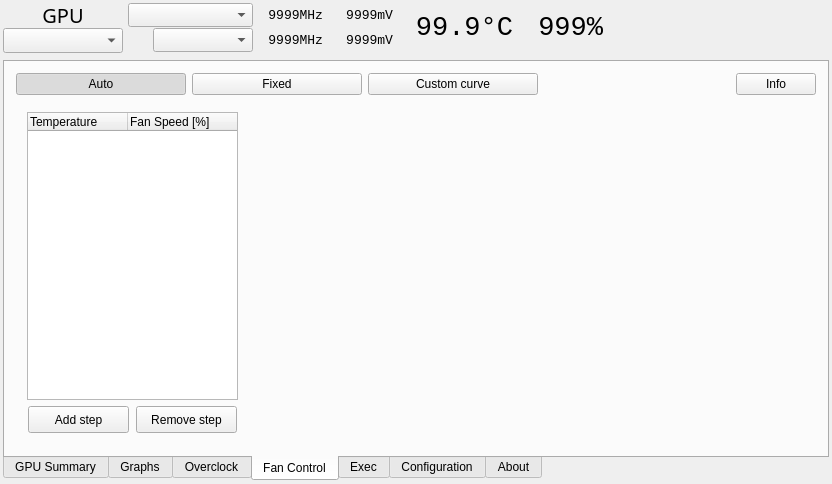
Before: the Qt Designer form radeon-profile/radeon_profile.ui in marazmista/radeon-profile, drawn with Qt 5.
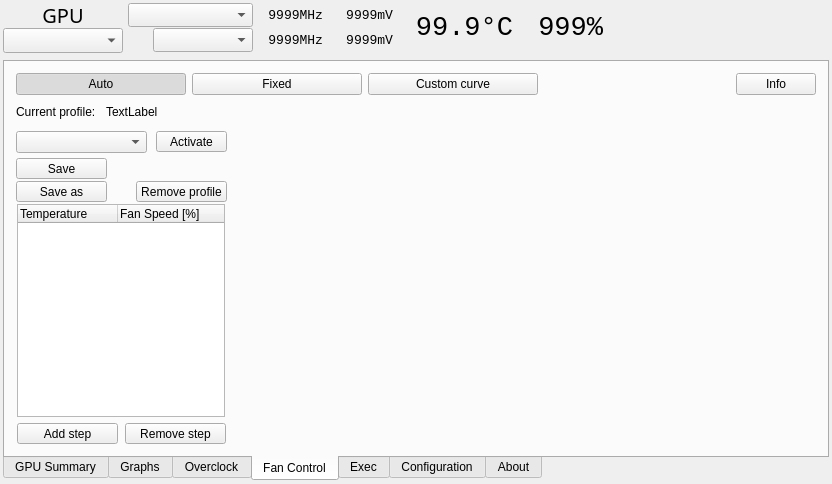
After: the same form once the commit is applied. The open tabs and pages were chosen to show the change. Icons and pictures are not drawn. Custom widgets are drawn as their Qt base class.

Commit message: added support for multiple fan curve profiles

The edit to the form file:
```diff
--- a/radeon-profile/radeon_profile.ui
+++ b/radeon-profile/radeon_profile.ui
@@ -160,9 +160,9 @@
       <widget class="QLabel" name="l_fanSpeed">
        <property name="geometry">
         <rect>
-         <x>530</x>
+         <x>529</x>
          <y>0</y>
-         <width>70</width>
+         <width>71</width>
          <height>50</height>
         </rect>
        </property>
@@ -1418,6 +1418,12 @@
         </item>
         <item>
          <widget class="QStackedWidget" name="fanModesTabs">
+          <property name="sizePolicy">
+           <sizepolicy hsizetype="Preferred" vsizetype="Preferred">
+            <horstretch>0</horstretch>
+            <verstretch>0</verstretch>
+           </sizepolicy>
+          </property>
           <property name="currentIndex">
            <number>0</number>
           </property>
@@ -1505,17 +1511,199 @@
            </widget>
           </widget>
           <widget class="QWidget" name="page_profile">
-           <layout class="QHBoxLayout" name="horizontalLayout_10">
-            <item>
-             <layout class="QVBoxLayout" name="verticalLayout_15">
-              <property name="sizeConstraint">
-               <enum>QLayout::SetDefaultConstraint</enum>
+           <layout class="QGridLayout" name="gridLayout_13">
+            <property name="leftMargin">
+             <number>0</number>
+            </property>
+            <property name="topMargin">
+             <number>0</number>
+            </property>
+            <property name="rightMargin">
+             <number>0</number>
+            </property>
+            <property name="bottomMargin">
+             <number>0</number>
+            </property>
+            <property name="spacing">
+             <number>2</number>
+            </property>
+            <item row="0" column="0">
+             <widget class="QWidget" name="widget_3" native="true">
+              <property name="minimumSize">
+               <size>
+                <width>211</width>
+                <height>101</height>
+               </size>
               </property>
-              <item>
+              <property name="maximumSize">
+               <size>
+                <width>211</width>
+                <height>101</height>
+               </size>
+              </property>
+              <widget class="QComboBox" name="combo_fanProfiles">
+               <property name="geometry">
+                <rect>
+                 <x>0</x>
+                 <y>30</y>
+                 <width>131</width>
+                 <height>22</height>
+                </rect>
+               </property>
+              </widget>
+              <widget class="QPushButton" name="btn_activateFanProfile">
+               <property name="geometry">
+                <rect>
+                 <x>140</x>
+                 <y>30</y>
+                 <width>71</width>
+                 <height>21</height>
+                </rect>
+               </property>
+               <property name="text">
+                <string>Activate</string>
+               </property>
+              </widget>
+              <widget class="QLabel" name="label_14">
+               <property name="geometry">
+                <rect>
+                 <x>0</x>
+                 <y>0</y>
+                 <width>91</width>
+                 <height>21</height>
+                </rect>
+               </property>
+               <property name="text">
+                <string>Current profile:</string>
+               </property>
+              </widget>
+              <widget class="QLabel" name="l_currentFanProfile">
+               <property name="geometry">
+                <rect>
+                 <x>90</x>
+                 <y>0</y>
+                 <width>111</width>
+                 <height>21</height>
+                </rect>
+               </property>
+               <property name="text">
+                <string>TextLabel</string>
+               </property>
+              </widget>
+              <widget class="QPushButton" name="btn_saveFanProfile">
+               <property name="geometry">
+                <rect>
+                 <x>0</x>
+                 <y>57</y>
+                 <width>91</width>
+                 <height>21</height>
+                </rect>
+               </property>
+               <property name="text">
+                <string>Save</string>
+               </property>
+              </widget>
+              <widget class="QPushButton" name="btn_saveAsFanProfile">
+               <property name="geometry">
+                <rect>
+                 <x>0</x>
+                 <y>80</y>
+                 <width>91</width>
+                 <height>21</height>
+                </rect>
+               </property>
+               <property name="text">
+                <string>Save as</string>
+               </property>
+              </widget>
+              <widget class="QPushButton" name="btn_removeFanProfile">
+               <property name="geometry">
+                <rect>
+                 <x>120</x>
+                 <y>80</y>
+                 <width>91</width>
+                 <height>21</height>
+                </rect>
+               </property>
+               <property name="text">
+                <string>Remove profile</string>
+               </property>
+              </widget>
+             </widget>
+            </item>
+            <item row="0" column="1" rowspan="2">
+             <widget class="QCustomPlot" name="plotFanProfile" native="true">
+              <property name="sizePolicy">
+               <sizepolicy hsizetype="Preferred" vsizetype="Preferred">
+                <horstretch>0</horstretch>
+                <verstretch>0</verstretch>
+               </sizepolicy>
+              </property>
+              <property name="minimumSize">
+               <size>
+                <width>300</width>
+                <height>0</height>
+               </size>
+              </property>
+             </widget>
+            </item>
+            <item row="1" column="0">
+             <layout class="QGridLayout" name="gridLayout_3">
+              <item row="1" column="0">
+               <widget class="QPushButton" name="btn_addFanStep">
+                <property name="sizePolicy">
+                 <sizepolicy hsizetype="Minimum" vsizetype="Preferred">
+                  <horstretch>0</horstretch>
+                  <verstretch>0</verstretch>
+                 </sizepolicy>
+                </property>
+                <property name="minimumSize">
+                 <size>
+                  <width>101</width>
+                  <height>21</height>
+                 </size>
+                </property>
+                <property name="maximumSize">
+                 <size>
+                  <width>101</width>
+                  <height>21</height>
+                 </size>
+                </property>
+                <property name="text">
+                 <string>Add step</string>
+                </property>
+               </widget>
+              </item>
+              <item row="1" column="1">
+               <widget class="QPushButton" name="btn_removeFanStep">
+                <property name="sizePolicy">
+                 <sizepolicy hsizetype="Minimum" vsizetype="Preferred">
+                  <horstretch>0</horstretch>
+                  <verstretch>0</verstretch>
+                 </sizepolicy>
+                </property>
+                <property name="minimumSize">
+                 <size>
+                  <width>101</width>
+                  <height>21</height>
+                 </size>
+                </property>
+                <property name="maximumSize">
+                 <size>
+                  <width>101</width>
+                  <height>21</height>
+                 </size>
+                </property>
+                <property name="text">
+                 <string>Remove step</string>
+                </property>
+               </widget>
+              </item>
+              <item row="0" column="0" colspan="2">
                <widget class="QTreeWidget" name="list_fanSteps">
                 <property name="maximumSize">
                  <size>
-                  <width>211</width>
+                  <width>208</width>
                   <height>16777215</height>
                  </size>
                 </property>
@@ -1534,60 +1722,8 @@
                 </column>
                </widget>
               </item>
-              <item>
-               <layout class="QHBoxLayout" name="horizontalLayout_9">
-                <item>
-                 <widget class="QPushButton" name="btn_addFanStep">
-                  <property name="minimumSize">
-                   <size>
-                    <width>101</width>
-                    <height>27</height>
-                   </size>
-                  </property>
-                  <property name="maximumSize">
-                   <size>
-                    <width>101</width>
-                    <height>27</height>
-                   </size>
-                  </property>
-                  <property name="text">
-                   <string>Add step</string>
-                  </property>
-                 </widget>
-                </item>
-                <item>
-                 <widget class="QPushButton" name="btn_removeFanStep">
-                  <property name="minimumSize">
-                   <size>
-                    <width>101</width>
-                    <height>27</height>
-                   </size>
-                  </property>
-                  <property name="maximumSize">
-                   <size>
-                    <width>101</width>
-                    <height>27</height>
-                   </size>
-                  </property>
-                  <property name="text">
-                   <string>Remove step</string>
-                  </property>
-                 </widget>
-                </item>
-               </layout>
-              </item>
              </layout>
             </item>
-            <item>
-             <widget class="QCustomPlot" name="plotFanProfile" native="true">
-              <property name="minimumSize">
-               <size>
-                <width>300</width>
-                <height>0</height>
-               </size>
-              </property>
-             </widget>
-            </item>
            </layout>
           </widget>
          </widget>
```
Left out of the diff: 2 changed lines with no effect on the pictures. The commit also changes 5 other files.
